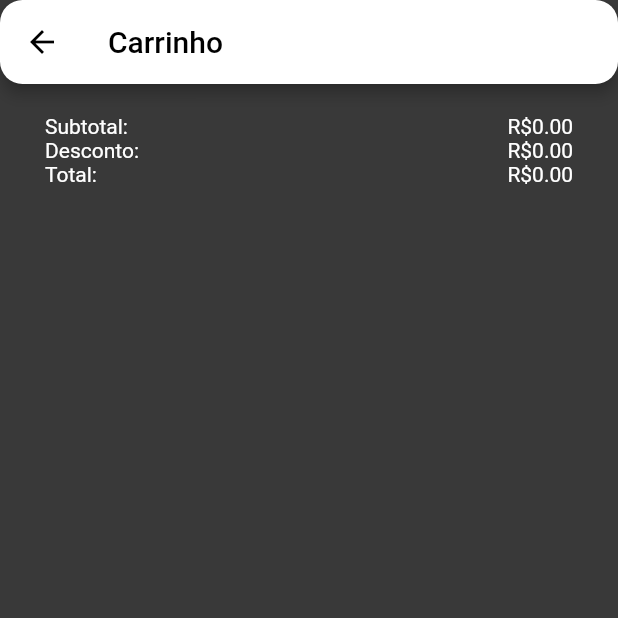
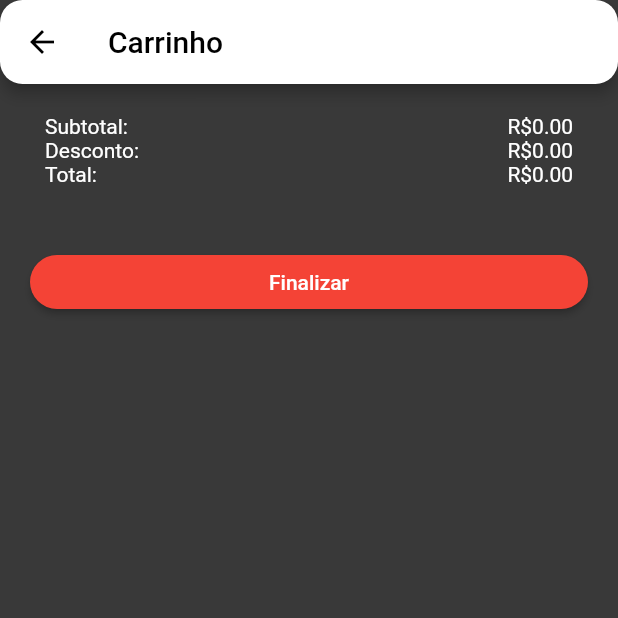
Before and after one commit to Romulo89/shopping-food, a Flutter app: the CarrinhoDetalhes screen opened by its route, on a phone screen of 412 x 824 dp, the top half of it. Run offline on Flutter 3.47's test engine with Material 2 defaults, Android fonts, the light colour scheme and no system bars; our stand-ins replace cloud_firestore, firebase_core; accounts and stored records are empty.

Commit message:
Botao Finalizar

```diff
--- a/lib/carrinho/presentation/detalhes.dart
+++ b/lib/carrinho/presentation/detalhes.dart
@@ -31,7 +31,21 @@ class _CarrinhoDetalhesState extends State<CarrinhoDetalhes> {
             BoxConstraints(maxHeight: MediaQuery.of(context).size.height),
         child: SingleChildScrollView(
           child: Column(
-            children: produtos..add(const CarrinhoResumo()),
+            crossAxisAlignment: CrossAxisAlignment.stretch,
+            children: produtos
+              ..add(const CarrinhoResumo())
+              ..add(
+                Padding(
+                  padding: const EdgeInsets.all(20),
+                  child: ElevatedButton(
+                    style: ElevatedButton.styleFrom(
+                      backgroundColor: Colors.red,
+                    ),
+                    onPressed: () => print('Finalizado'),
+                    child: const Text('Finalizar'),
+                  ),
+                ),
+              ),
           ),
         ),
       ),
```
